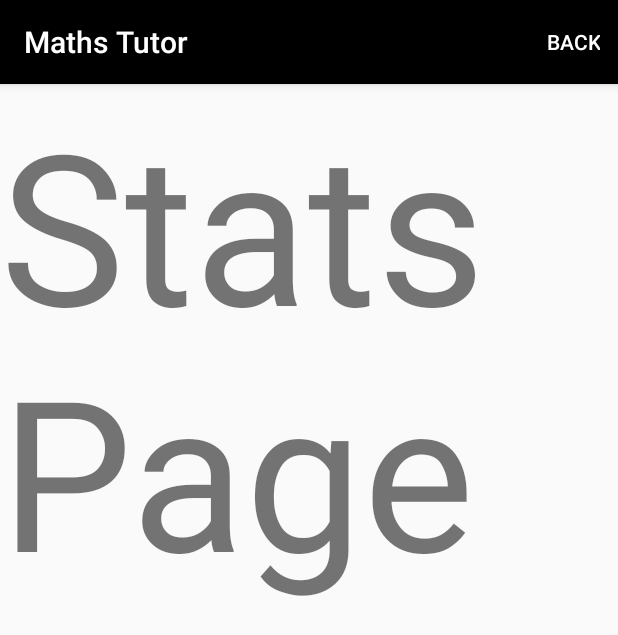
After one commit to GergSzla/MathsTutorAppV2, an Android app: the MTAStatsActivity screen opened directly, with no data from a screen before it, on a phone screen of 412 x 824 dp. The commit adds this screen. Shown: the top 635 px of the screen. Run offline under Robolectric (Android 15) with nearby library versions, the phone set to English and light mode, and no system bars.

Commit message:
Added Page Transitions + Back button

```diff
--- a/app/build.gradle
+++ b/app/build.gradle
@@ -8,7 +8,7 @@ android {
     compileSdkVersion 28
     defaultConfig {
         applicationId "org.wit.mathstutorappv2"
-        minSdkVersion 19
+        minSdkVersion 28
         targetSdkVersion 28
         versionCode 1
         versionName "1.0"
--- a/app/src/main/AndroidManifest.xml
+++ b/app/src/main/AndroidManifest.xml
@@ -12,6 +12,9 @@
             android:supportsRtl="true"
             android:theme="@style/AppTheme">
         <activity android:name=".activities.MTAActivity"/>
+        <activity android:name=".activities.MTAStatsActivity"/>
+        <activity android:name=".activities.MTAYoutubeActivity"/>
+
         <activity android:name=".activities.MTAListActivity">
 
             <intent-filter>
--- a/app/src/main/java/org/wit/mathstutorappv2/activities/MTAAdapter.kt
+++ b/app/src/main/java/org/wit/mathstutorappv2/activities/MTAAdapter.kt
@@ -34,6 +34,7 @@ class MTAAdapter constructor(private var challenges: List<MTAModel>,
             itemView.challengeMinNum.text = challenge.minNum
             itemView.challengeMaxNum.text = challenge.maxNum
             itemView.challengeType.text = challenge.type
+            itemView.challengeMake.text = challenge.make
 
             itemView.setOnClickListener { listener.onMTAClick(challenge) }
         }
--- a/app/src/main/java/org/wit/mathstutorappv2/activities/MTAListActivity.kt
+++ b/app/src/main/java/org/wit/mathstutorappv2/activities/MTAListActivity.kt
@@ -9,6 +9,7 @@ import android.view.MenuItem
 import kotlinx.android.synthetic.main.activity_mta.*
 import kotlinx.android.synthetic.main.activity_mta_list.*
 import org.jetbrains.anko.intentFor
+import org.jetbrains.anko.startActivity
 import org.jetbrains.anko.startActivityForResult
 import org.wit.mathstutorappv2.R
 import org.wit.mathstutorappv2.main.MainApp
@@ -49,6 +50,8 @@ class MTAListActivity : AppCompatActivity(), MTAListener {
     override fun onOptionsItemSelected(item: MenuItem?): Boolean {
         when (item?.itemId) {
             R.id.item_add -> startActivityForResult<MTAActivity>(0)
+            R.id.page_stats -> startActivity<MTAStatsActivity>()
+            R.id.youtube_videos -> startActivity<MTAYoutubeActivity>()
         }
         return super.onOptionsItemSelected(item)
     }
--- /dev/null
+++ b/app/src/main/java/org/wit/mathstutorappv2/activities/MTAStatsActivity.kt
@@ -0,0 +1,43 @@
+package org.wit.mathstutorappv2.activities
+
+import android.os.Bundle
+import android.support.v7.app.AppCompatActivity
+import android.view.Menu
+import android.view.MenuItem
+import kotlinx.android.synthetic.main.activity_mta.*
+import org.jetbrains.anko.AnkoLogger
+import org.wit.mathstutorappv2.R
+import org.wit.mathstutorappv2.main.MainApp
+
+class MTAStatsActivity: AppCompatActivity(), AnkoLogger {
+
+    lateinit var app: MainApp
+
+
+    override fun onCreate(savedInstanceState: Bundle?) {
+        super.onCreate(savedInstanceState)
+        setContentView(R.layout.activity_mta_stats)
+//        toolbarAdd.title = title
+
+        app = application as MainApp
+
+
+
+
+    }
+
+    override fun onCreateOptionsMenu(menu: Menu?): Boolean {
+        menuInflater.inflate(R.menu.menu_views, menu)
+        if (menu != null) menu.getItem(0).setVisible(true)
+        return super.onCreateOptionsMenu(menu)
+    }
+
+    override fun onOptionsItemSelected(item: MenuItem?): Boolean {
+        when (item?.itemId) {
+            R.id.item_back -> {
+                finish()
+            }
+        }
+        return super.onOptionsItemSelected(item)
+    }
+}
--- a/app/src/main/java/org/wit/mathstutorappv2/models/MTAJSONStore.kt
+++ b/app/src/main/java/org/wit/mathstutorappv2/models/MTAJSONStore.kt
@@ -47,7 +47,7 @@ class MTAJSONStore : MTAStore, AnkoLogger {
             foundChallenge.minNum = challenge.minNum
             foundChallenge.maxNum = challenge.maxNum
             foundChallenge.type = challenge.type
-            foundChallenge.image = challenge.image
+            foundChallenge.make = challenge.make
 
         }
         serialize()
--- a/app/src/main/java/org/wit/mathstutorappv2/models/MTAMemStore.kt
+++ b/app/src/main/java/org/wit/mathstutorappv2/models/MTAMemStore.kt
@@ -30,7 +30,7 @@ class MTAMemStore : MTAStore, AnkoLogger {
             foundChallenge.minNum = challenge.minNum
             foundChallenge.maxNum = challenge.maxNum
             foundChallenge.type = challenge.type
-            foundChallenge.image = challenge.image
+            foundChallenge.make = challenge.make
 
 
             logAll()
--- a/app/src/main/java/org/wit/mathstutorappv2/models/MTAModel.kt
+++ b/app/src/main/java/org/wit/mathstutorappv2/models/MTAModel.kt
@@ -9,7 +9,4 @@ data class MTAModel(var id: Long = 0,
                     var minNum: String = "",
                     var maxNum: String = "",
                     var type: String = "",
-                    var image: String = "",
-                    var lat : Double = 0.0,
-                    var lng: Double = 0.0,
-                    var zoom: Float = 0f) : Parcelable
+                    var make: String ="") : Parcelable
--- a/app/src/main/res/layout/activity_mta_list.xml
+++ b/app/src/main/res/layout/activity_mta_list.xml
@@ -23,8 +23,7 @@
 
     <ScrollView
             android:layout_width="match_parent"
-            android:layout_height="match_parent"
-            android:layout_below="@id/toolbarMain"
+            android:layout_height="match_parent" android:layout_below="@id/toolbarMain"
             android:fillViewport="true">
 
         <LinearLayout android:layout_width="match_parent" android:layout_height="wrap_content"
--- /dev/null
+++ b/app/src/main/res/layout/activity_mta_stats.xml
@@ -0,0 +1,10 @@
+<?xml version="1.0" encoding="utf-8"?>
+<android.support.constraint.ConstraintLayout xmlns:android="http://schemas.android.com/apk/res/android"
+                                             android:layout_width="match_parent"
+                                             android:layout_height="match_parent">
+
+    <TextView
+            android:text="Stats Page"
+            android:layout_width="425dp"
+            android:layout_height="362dp" android:id="@+id/textView" android:textSize="140sp"/>
+</android.support.constraint.ConstraintLayout>
--- a/app/src/main/res/menu/menu_main.xml
+++ b/app/src/main/res/menu/menu_main.xml
@@ -5,7 +5,7 @@
     <item
             android:id="@+id/youtube_videos"
             android:icon="@drawable/youtube_icon"
-            android:title="@string/menu_addChallenge"
+            android:title="@string/menu_youtube"
             app:showAsAction="always" />
 
     <item
@@ -14,8 +14,8 @@
             android:title="@string/menu_addChallenge"
             app:showAsAction="always" />
     <item
-            android:id="@+id/item_map"
+            android:id="@+id/page_stats"
             android:icon="@drawable/stats_icon"
-            android:title="@string/menu_addChallenge"
+            android:title="@string/menu_stats"
             app:showAsAction="always"/>
 </menu>
--- /dev/null
+++ b/app/src/main/res/menu/menu_views.xml
@@ -0,0 +1,7 @@
+<?xml version="1.0" encoding="utf-8"?>
+<menu xmlns:android="http://schemas.android.com/apk/res/android" xmlns:app="http://schemas.android.com/apk/res-auto">
+    <item
+            android:id="@+id/item_back"
+            android:title="@string/menu_back"
+            app:showAsAction="always"/>
+</menu>
--- a/app/src/main/res/values/strings.xml
+++ b/app/src/main/res/values/strings.xml
@@ -17,10 +17,17 @@
     <string name="card_challengeMinNum">Minimum Number: </string>
     <string name="card_challengeMaxNum">Maximum Number: </string>
 
+    <!--Begin Challenge Button-->
+    <string name="button_startChallenge">Start</string>
 
 
     <string name="button_addChallenge">Add Challenge</string>
     <string name="menu_addChallenge">Add</string>
+    <string name="menu_stats">Statistics</string>
+    <string name="menu_youtube">Videos</string>
+    <string name="menu_back">Back</string>
+
+
     <string name="menu_cancelChallenge">Cancel</string>
     <string name="enter_challenge_name"> Please enter a Challenge Name </string>
     <string name="save_challenge"> Save Challenge </string>
```
Also changed, not shown: app/src/main/java/org/wit/mathstutorappv2/activities/MTAActivity.kt (+7 -0 lines), app/src/main/java/org/wit/mathstutorappv2/activities/MTAYoutubeActivity.kt (added, +43 -0 lines), app/src/main/java/org/wit/mathstutorappv2/helpers/ImageHelpers.kt (deleted, +0 -47 lines), app/src/main/java/org/wit/mathstutorappv2/models/StatsModel.kt (added, +27 -0 lines), app/src/main/res/layout/activity_mta.xml (+0 -30 lines), app/src/main/res/layout/activity_mta_youtube.xml (added, +10 -0 lines), app/src/main/res/layout/card_mta.xml (+18 -7 lines).
